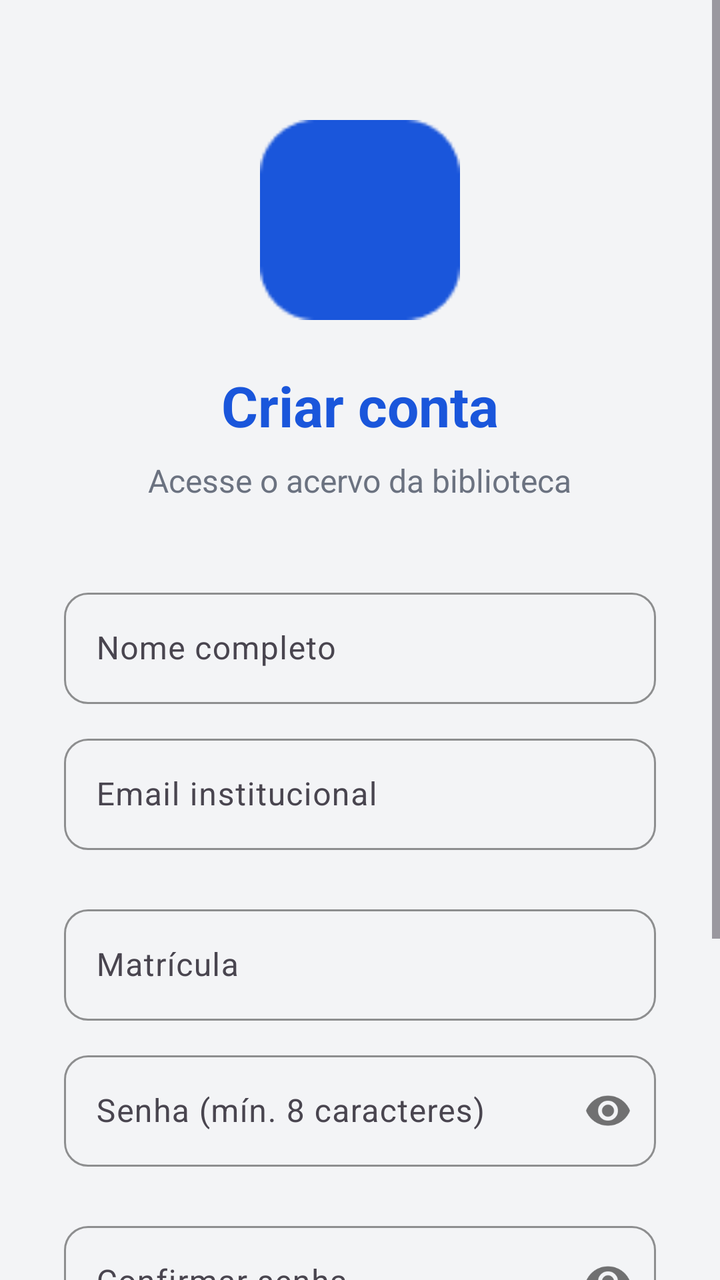
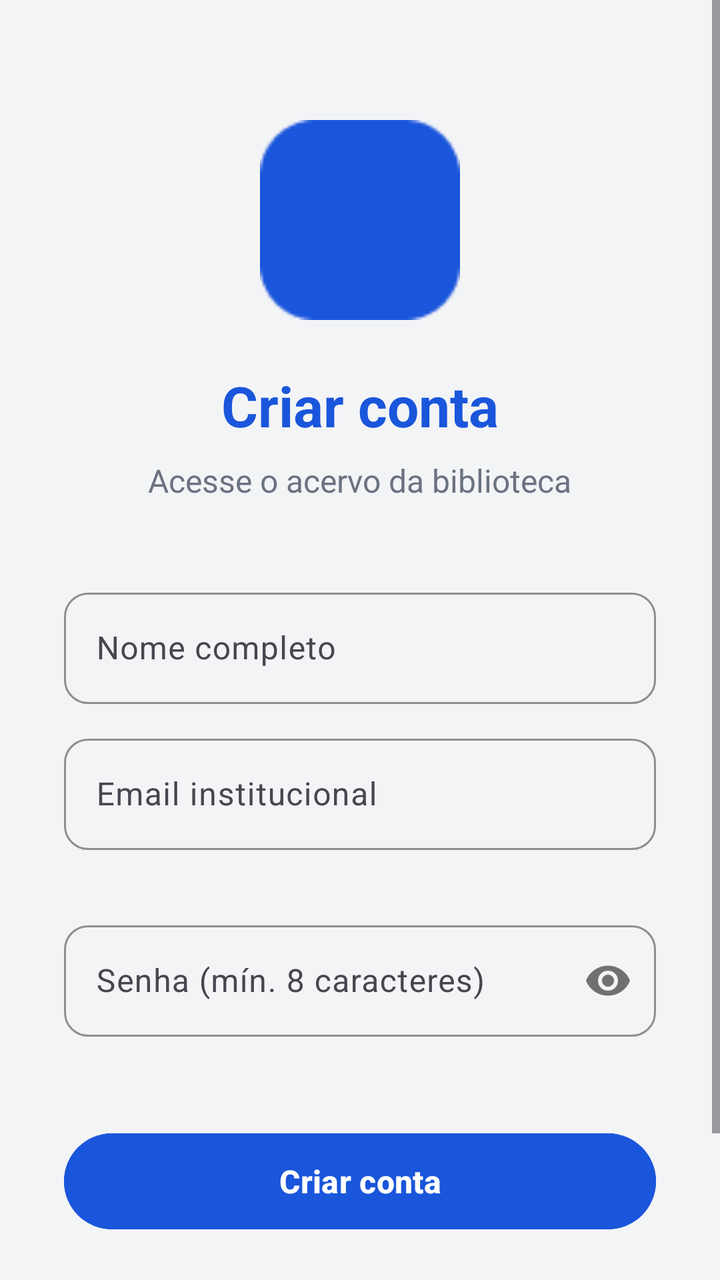

Two renders of the same Android screen: before a commit and after it. Below are the layout's source before the change and the commit's diff.
<!-- AndroidManifest.xml: application theme Theme.DEVWEB -->
<!-- res/layout/activity_cadastro.xml -->
<?xml version="1.0" encoding="utf-8"?>
<ScrollView xmlns:android="http://schemas.android.com/apk/res/android"
    xmlns:app="http://schemas.android.com/apk/res-auto"
    android:layout_width="match_parent"
    android:layout_height="match_parent"
    android:background="@color/background_light"
    android:fillViewport="true">

    <LinearLayout
        android:layout_width="match_parent"
        android:layout_height="wrap_content"
        android:orientation="vertical"
        android:gravity="center_horizontal"
        android:paddingHorizontal="32dp"
        android:paddingTop="60dp"
        android:paddingBottom="40dp">

        <ImageView
            android:id="@+id/imgLogo"
            android:layout_width="100dp"
            android:layout_height="100dp"
            android:src="@drawable/logo"
            app:tint="@color/blue_royal"
            android:contentDescription="@string/content_desc_logo" />

        <TextView
            android:id="@+id/tvTitle"
            android:layout_width="wrap_content"
            android:layout_height="wrap_content"
            android:text="@string/register_title"
            android:textColor="@color/blue_royal"
            android:textSize="28sp"
            android:textStyle="bold"
            android:layout_marginTop="24dp" />

        <TextView
            android:id="@+id/tvSubtitle"
            android:layout_width="wrap_content"
            android:layout_height="wrap_content"
            android:text="@string/register_subtitle"
            android:textColor="@color/text_secondary"
            android:textSize="16sp"
            android:layout_marginTop="8dp" />

        <com.google.android.material.textfield.TextInputLayout
            android:id="@+id/tilNome"
            style="@style/Widget.Material3.TextInputLayout.OutlinedBox"
            android:layout_width="match_parent"
            android:layout_height="wrap_content"
            android:layout_marginTop="40dp"
            app:boxCornerRadiusBottomEnd="12dp"
            app:boxCornerRadiusBottomStart="12dp"
            app:boxCornerRadiusTopEnd="12dp"
            app:boxCornerRadiusTopStart="12dp"
            app:boxStrokeColor="@color/blue_royal"
            app:hintTextColor="@color/blue_royal"
            android:hint="@string/name_hint">

            <com.google.android.material.textfield.TextInputEditText
                android:id="@+id/etNome"
                android:layout_width="match_parent"
                android:layout_height="wrap_content"
                android:inputType="textPersonName"
                android:textColor="@color/text_primary" />
        </com.google.android.material.textfield.TextInputLayout>

        <com.google.android.material.textfield.TextInputLayout
            android:id="@+id/tilEmail"
            style="@style/Widget.Material3.TextInputLayout.OutlinedBox"
            android:layout_width="match_parent"
            android:layout_height="wrap_content"
            android:layout_marginTop="12dp"
            app:boxCornerRadiusBottomEnd="12dp"
            app:boxCornerRadiusBottomStart="12dp"
            app:boxCornerRadiusTopEnd="12dp"
            app:boxCornerRadiusTopStart="12dp"
            app:boxStrokeColor="@color/blue_royal"
            app:hintTextColor="@color/blue_royal"
            android:hint="@string/email_inst_hint"
            app:errorEnabled="true">

            <com.google.android.material.textfield.TextInputEditText
                android:id="@+id/etEmail"
                android:layout_width="match_parent"
                android:layout_height="wrap_content"
                android:inputType="textEmailAddress"
                android:textColor="@color/text_primary" />
        </com.google.android.material.textfield.TextInputLayout>

        <com.google.android.material.textfield.TextInputLayout
            android:id="@+id/tilMatricula"
            style="@style/Widget.Material3.TextInputLayout.OutlinedBox"
            android:layout_width="match_parent"
            android:layout_height="wrap_content"
            android:layout_marginTop="4dp"
            app:boxCornerRadiusBottomEnd="12dp"
            app:boxCornerRadiusBottomStart="12dp"
            app:boxCornerRadiusTopEnd="12dp"
            app:boxCornerRadiusTopStart="12dp"
            app:boxStrokeColor="@color/blue_royal"
            app:hintTextColor="@color/blue_royal"
            android:hint="@string/matricula_hint">

            <com.google.android.material.textfield.TextInputEditText
                android:id="@+id/etMatricula"
                android:layout_width="match_parent"
                android:layout_height="wrap_content"
                android:inputType="number"
                android:textColor="@color/text_primary" />
        </com.google.android.material.textfield.TextInputLayout>

        <com.google.android.material.textfield.TextInputLayout
            android:id="@+id/tilSenha"
            style="@style/Widget.Material3.TextInputLayout.OutlinedBox"
            android:layout_width="match_parent"
            android:layout_height="wrap_content"
            android:layout_marginTop="12dp"
            app:boxCornerRadiusBottomEnd="12dp"
            app:boxCornerRadiusBottomStart="12dp"
            app:boxCornerRadiusTopEnd="12dp"
            app:boxCornerRadiusTopStart="12dp"
            app:boxStrokeColor="@color/blue_royal"
            app:hintTextColor="@color/blue_royal"
            android:hint="@string/password_rules_hint"
            app:passwordToggleEnabled="true"
            app:errorEnabled="true">

            <com.google.android.material.textfield.TextInputEditText
                android:id="@+id/etSenha"
                android:layout_width="match_parent"
                android:layout_height="wrap_content"
                android:inputType="textPassword"
                android:textColor="@color/text_primary" />
        </com.google.android.material.textfield.TextInputLayout>

        <com.google.android.material.textfield.TextInputLayout
            android:id="@+id/tilConfirmarSenha"
            style="@style/Widget.Material3.TextInputLayout.OutlinedBox"
            android:layout_width="match_parent"
            android:layout_height="wrap_content"
            android:layout_marginTop="4dp"
            app:boxCornerRadiusBottomEnd="12dp"
            app:boxCornerRadiusBottomStart="12dp"
            app:boxCornerRadiusTopEnd="12dp"
            app:boxCornerRadiusTopStart="12dp"
            app:boxStrokeColor="@color/blue_royal"
            app:hintTextColor="@color/blue_royal"
            android:hint="@string/confirm_password_hint"
            app:passwordToggleEnabled="true"
            app:errorEnabled="true">

            <com.google.android.material.textfield.TextInputEditText
                android:id="@+id/etConfirmarSenha"
                android:layout_width="match_parent"
                android:layout_height="wrap_content"
                android:inputType="textPassword"
                android:textColor="@color/text_primary" />
        </com.google.android.material.textfield.TextInputLayout>

        <com.google.android.material.button.MaterialButton
            android:id="@+id/btnCriarConta"
            android:layout_width="match_parent"
            android:layout_height="56dp"
            android:layout_marginTop="24dp"
            android:text="@string/btn_create_account"
            android:textColor="@color/white"
            android:textSize="16sp"
            android:textStyle="bold"
            android:backgroundTint="@color/blue_royal"
            app:cornerRadius="28dp" />

        <ProgressBar
            android:id="@+id/progressBar"
            android:layout_width="wrap_content"
            android:layout_height="wrap_content"
            android:layout_marginTop="16dp"
            android:visibility="gone" />

        <com.google.android.material.button.MaterialButton
            android:id="@+id/btnLogin"
            style="@style/Widget.Material3.Button.TextButton"
            android:layout_width="match_parent"
            android:layout_height="56dp"
            android:layout_marginTop="8dp"
            android:text="@string/btn_already_have_account"
            android:textColor="@color/blue_royal"
            android:textSize="14sp" />

    </LinearLayout>

</ScrollView>
<!-- resources referenced by this layout -->
<resources>
  <color name="background_light">#F3F4F6</color>
  <color name="blue_royal">#1A56DB</color>
  <color name="text_primary">@color/text_primary_light</color>
  <color name="text_secondary">@color/text_secondary_light</color>
  <color name="white">#FFFFFF</color>
  <!-- drawable logo: png bitmap (drawable, 3483 bytes) -->
  <string name="btn_already_have_account">Já tem uma conta? Login</string>
  <string name="btn_create_account">Criar conta</string>
  <string name="confirm_password_hint">Confirmar senha</string>
  <string name="content_desc_logo">Logo da Biblioteca</string>
  <string name="email_inst_hint">Email institucional</string>
  <string name="matricula_hint">Matrícula</string>
  <string name="name_hint">Nome completo</string>
  <string name="password_rules_hint">Senha (mín. 8 caracteres)</string>
  <string name="register_subtitle">Acesse o acervo da biblioteca</string>
  <string name="register_title">Criar conta</string>
  <style name="Theme.DEVWEB" parent="Base.Theme.DEVWEB" />
  <color name="text_primary_light">#111827</color>
  <color name="text_secondary_light">#6B7280</color>
  <style name="Base.Theme.DEVWEB" parent="Theme.Material3.DayNight.NoActionBar">
          <item name="colorPrimary">@color/blue_royal</item>
          <item name="colorPrimaryVariant">@color/blue_deep</item>
          <item name="colorOnPrimary">@color/white</item>
          <item name="colorSecondary">@color/blue_soft</item>
          <item name="colorOnSecondary">@color/blue_deep</item>
          <item name="android:colorBackground">@color/background_light</item>
          <item name="colorSurface">@color/white</item>
          <item name="colorOnSurface">@color/text_primary_light</item>
      </style>
  <color name="blue_deep">#1E429F</color>
  <color name="blue_soft">#76A9FA</color>
</resources>

<!-- the commit's change to res/layout/activity_cadastro.xml (unified diff, before → after) -->
@@ -88,28 +88,6 @@
         </com.google.android.material.textfield.TextInputLayout>
 
         <com.google.android.material.textfield.TextInputLayout
-            android:id="@+id/tilMatricula"
-            style="@style/Widget.Material3.TextInputLayout.OutlinedBox"
-            android:layout_width="match_parent"
-            android:layout_height="wrap_content"
-            android:layout_marginTop="4dp"
-            app:boxCornerRadiusBottomEnd="12dp"
-            app:boxCornerRadiusBottomStart="12dp"
-            app:boxCornerRadiusTopEnd="12dp"
-            app:boxCornerRadiusTopStart="12dp"
-            app:boxStrokeColor="@color/blue_royal"
-            app:hintTextColor="@color/blue_royal"
-            android:hint="@string/matricula_hint">
-
-            <com.google.android.material.textfield.TextInputEditText
-                android:id="@+id/etMatricula"
-                android:layout_width="match_parent"
-                android:layout_height="wrap_content"
-                android:inputType="number"
-                android:textColor="@color/text_primary" />
-        </com.google.android.material.textfield.TextInputLayout>
-
-        <com.google.android.material.textfield.TextInputLayout
             android:id="@+id/tilSenha"
             style="@style/Widget.Material3.TextInputLayout.OutlinedBox"
             android:layout_width="match_parent"
@@ -127,30 +105,6 @@
 
             <com.google.android.material.textfield.TextInputEditText
                 android:id="@+id/etSenha"
-                android:layout_width="match_parent"
-                android:layout_height="wrap_content"
-                android:inputType="textPassword"
-                android:textColor="@color/text_primary" />
-        </com.google.android.material.textfield.TextInputLayout>
-
-        <com.google.android.material.textfield.TextInputLayout
-            android:id="@+id/tilConfirmarSenha"
-            style="@style/Widget.Material3.TextInputLayout.OutlinedBox"
-            android:layout_width="match_parent"
-            android:layout_height="wrap_content"
-            android:layout_marginTop="4dp"
-            app:boxCornerRadiusBottomEnd="12dp"
-            app:boxCornerRadiusBottomStart="12dp"
-            app:boxCornerRadiusTopEnd="12dp"
-            app:boxCornerRadiusTopStart="12dp"
-            app:boxStrokeColor="@color/blue_royal"
-            app:hintTextColor="@color/blue_royal"
-            android:hint="@string/confirm_password_hint"
-            app:passwordToggleEnabled="true"
-            app:errorEnabled="true">
-
-            <com.google.android.material.textfield.TextInputEditText
-                android:id="@+id/etConfirmarSenha"
                 android:layout_width="match_parent"
                 android:layout_height="wrap_content"
                 android:inputType="textPassword"
<!-- resource entries referenced after the edit -->
@@ -8,10 +8,8 @@
   <!-- drawable logo: png bitmap (drawable, 3483 bytes) -->
   <string name="btn_already_have_account">Já tem uma conta? Login</string>
   <string name="btn_create_account">Criar conta</string>
-  <string name="confirm_password_hint">Confirmar senha</string>
   <string name="content_desc_logo">Logo da Biblioteca</string>
   <string name="email_inst_hint">Email institucional</string>
-  <string name="matricula_hint">Matrícula</string>
   <string name="name_hint">Nome completo</string>
   <string name="password_rules_hint">Senha (mín. 8 caracteres)</string>
   <string name="register_subtitle">Acesse o acervo da biblioteca</string>
@@ -19,7 +17,7 @@
   <style name="Theme.DEVWEB" parent="Base.Theme.DEVWEB" />
   <color name="text_primary_light">#111827</color>
   <color name="text_secondary_light">#6B7280</color>
-  <style name="Base.Theme.DEVWEB" parent="Theme.Material3.DayNight.NoActionBar">
+  <style name="Base.Theme.DEVWEB" parent="Theme.Material3.Light.NoActionBar">
           <item name="colorPrimary">@color/blue_royal</item>
           <item name="colorPrimaryVariant">@color/blue_deep</item>
           <item name="colorOnPrimary">@color/white</item>
